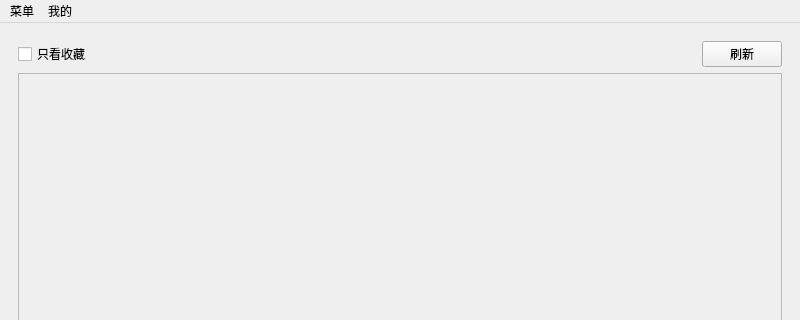
Above: ui/MainWindow.ui from alonelysnake/BUAA-python-Online-question-bank-platform before the change; both pictures show x 0 to 800 and y 0 to 320 of the 800 by 600 pixel window. Below: the same form after it.
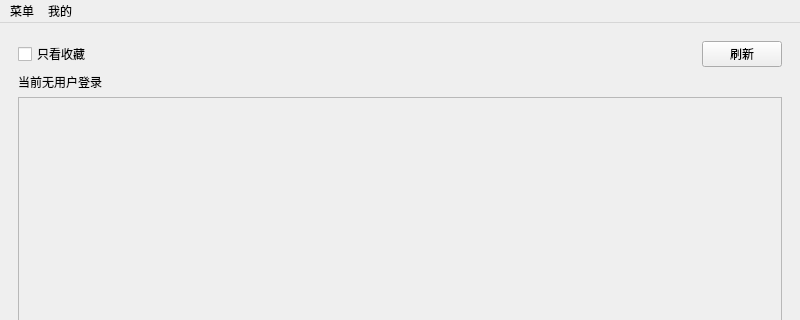
That is the form after the change. Custom widgets are drawn as their Qt base class.

Commit message: 首页显示当前登录用户，myanalysis的questioninfo的bug修改

```diff
--- a/ui/MainWindow.ui
+++ b/ui/MainWindow.ui
@@ -50,13 +50,26 @@
              <x>0</x>
              <y>0</y>
              <width>754</width>
-             <height>468</height>
+             <height>446</height>
             </rect>
            </property>
            <layout class="QVBoxLayout" name="questionCategoryLayout"/>
           </widget>
          </widget>
         </item>
+        <item row="2" column="0" colspan="2">
+         <widget class="QLabel" name="nameLabel">
+          <property name="sizePolicy">
+           <sizepolicy hsizetype="Expanding" vsizetype="Preferred">
+            <horstretch>0</horstretch>
+            <verstretch>0</verstretch>
+           </sizepolicy>
+          </property>
+          <property name="text">
+           <string>当前无用户登录</string>
+          </property>
+         </widget>
+        </item>
        </layout>
       </widget>
       <widget class="QWidget" name="page1">
```
Left out of the diff: 2 changed lines with no effect on the pictures. The commit also changes 7 other files.
